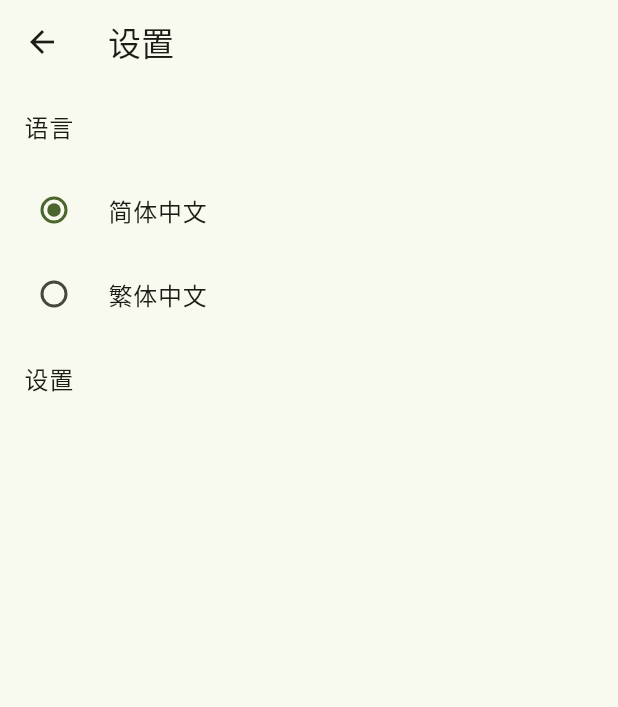
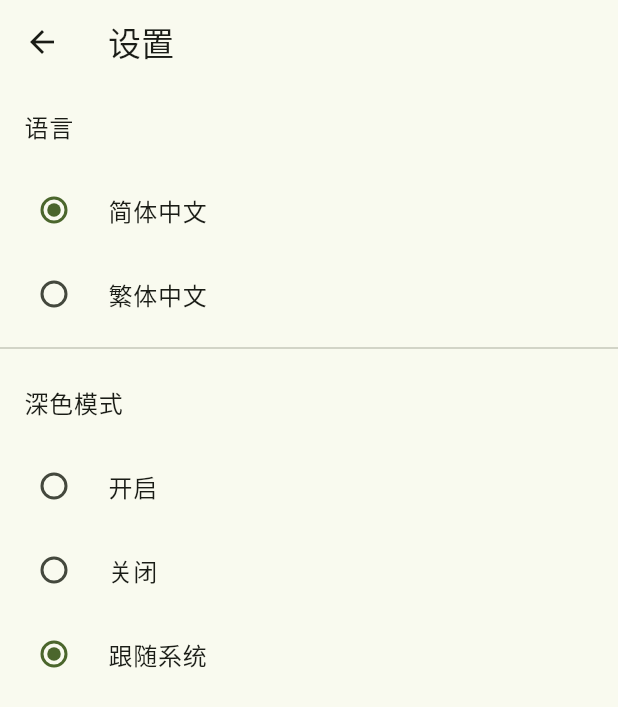
Before and after one commit to zmhawk/acim-helper, a Flutter app: the SettingPage screen opened directly, after a tap on "繁体中文", on a phone screen of 412 x 824 dp. Shown: the top 707 px of the screen. Run offline on Flutter 3.47's test engine with Material 2 defaults, Android fonts, the phone set to English and light mode, and no system bars; our stand-ins replace flutter_hooks, shared_preferences; accounts and stored records are empty; statements that could not run were skipped.

Commit message:
feat: 设置深色模式

```diff
--- a/lib/app.dart
+++ b/lib/app.dart
@@ -1,3 +1,4 @@
+import 'package:acim_helper/configuration.dart';
 import 'package:acim_helper/models/text.dart';
 import 'package:acim_helper/pages/home.dart';
 import 'package:flutter/material.dart';
@@ -18,12 +19,15 @@ class _AppState extends State<App> {
   // This widget is the root of your application.
   @override
   Widget build(BuildContext context) {
+    var themeMode = Config().themeMode;
+    print('themeMode: $themeMode');
     return MaterialApp(
       title: 'Flutter Demo',
       theme: ThemeData(
           colorScheme: ColorScheme.fromSeed(seedColor: Colors.lightGreen),
           useMaterial3: true),
       darkTheme: ThemeData.dark(),
+      themeMode: Config().themeMode,
       home: MultiProvider(providers: [
         ChangeNotifierProvider(create: (context) => DataModel()),
         ChangeNotifierProvider(create: (context) => CurrentText()),
--- a/lib/configuration.dart
+++ b/lib/configuration.dart
@@ -7,12 +7,10 @@ Future<SharedPreferences> getPrefs() async {
   return await SharedPreferences.getInstance();
 }
 
-enum Brightness { light, dark, system }
-
 enum Language { zhHans, zhHant, enUS }
 
 var config = {
-  'brightness': Brightness.system.index,
+  'themeMode': ThemeMode.system.index,
   'fontSize': 16,
   'language': Language.zhHans.index,
   'color': Colors.lightGreen.value
@@ -21,20 +19,12 @@ var config = {
 class Config {
   Config();
 
-  // fromJson(Map<String, int> json) {
-  //   config = json;
-  // }
-
-  // Map<String, int> toJson() {
-  //   return config;
-  // }
-
-  Brightness get brightness {
-    return Brightness.values[config['brightness']!];
+  ThemeMode get themeMode {
+    return ThemeMode.values[config['themeMode']!];
   }
 
-  setBrightness(Brightness value) async {
-    config['brightness'] = value.index;
+  setThemeMode(ThemeMode value) async {
+    config['themeMode'] = value.index;
     await save();
   }
 
@@ -72,8 +62,12 @@ class Config {
       return;
     }
     var json = jsonDecode(jsonString);
+    print('json themeMode: ${json['themeMode']}');
+    print('ThemeMode.values: ${ThemeMode.values}');
     config = {
-      'brightness': json['brightness'],
+      'themeMode': ThemeMode.values.length > json['themeMode']
+          ? json['themeMode']
+          : ThemeMode.system.index,
       'fontSize': json['fontSize'],
       'language': json['language'],
       'color': json['color']
--- a/lib/pages/settings/settings.dart
+++ b/lib/pages/settings/settings.dart
@@ -14,9 +14,14 @@ class _SettingPageState extends State<SettingPage> {
   Config config = Config();
 
   void handleChangeLanguage(language) async {
-    config.setLanguage(language);
+    await config.setLanguage(language);
     await DataModel().loadData();
     // TODO: reload current text
+    setState(() {});
+  }
+
+  void handleChangeTheme(theme) async {
+    await config.setThemeMode(theme);
     setState(() {});
   }
 
@@ -46,16 +51,27 @@ class _SettingPageState extends State<SettingPage> {
               onChanged: handleChangeLanguage,
               title: const Text('繁体中文'),
             ),
-            // RadioListTile(
-            //   value: Language.enUS,
-            //   groupValue: Language.zhHans,
-            //   onChanged: (value) {
-            //     print(value);
-            //   },
-            //   title: const Text('English'),
-            // ),
+            const Divider(),
             const ListTile(
-              title: Text('设置'),
+              title: Text('深色模式'),
+            ),
+            RadioListTile(
+              value: ThemeMode.dark,
+              groupValue: config.themeMode,
+              onChanged: handleChangeTheme,
+              title: const Text('开启'),
+            ),
+            RadioListTile(
+              value: ThemeMode.light,
+              groupValue: config.themeMode,
+              onChanged: handleChangeTheme,
+              title: const Text('关闭'),
+            ),
+            RadioListTile(
+              value: ThemeMode.system,
+              groupValue: config.themeMode,
+              onChanged: handleChangeTheme,
+              title: const Text('跟随系统'),
             ),
           ],
         ));
```
